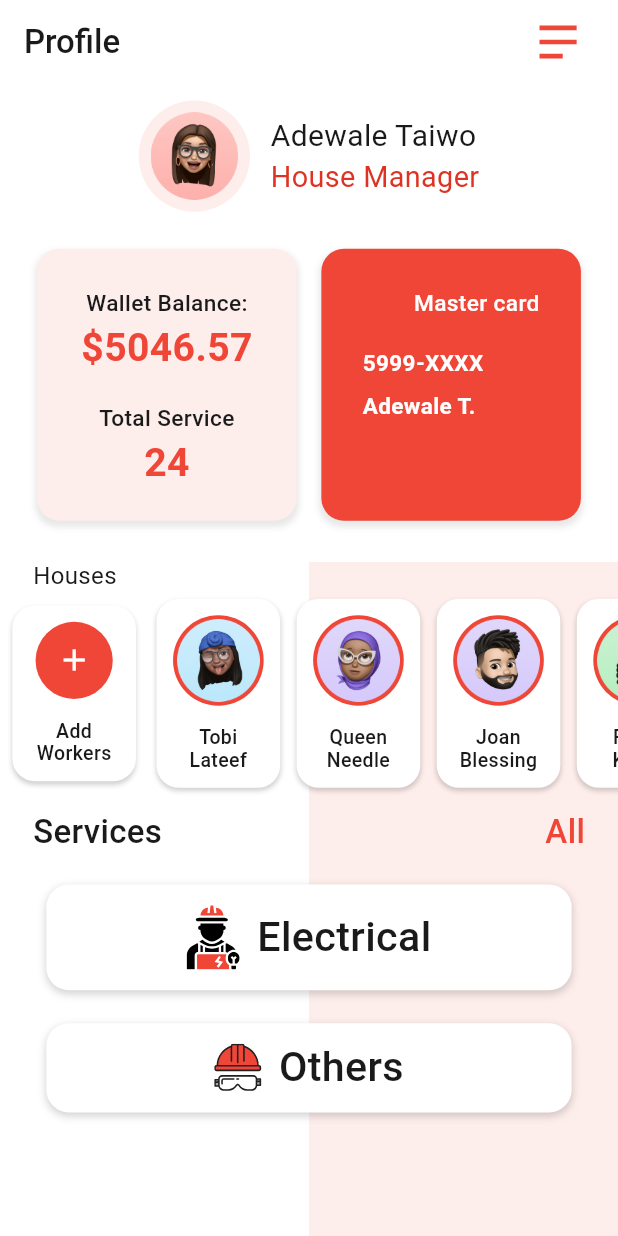
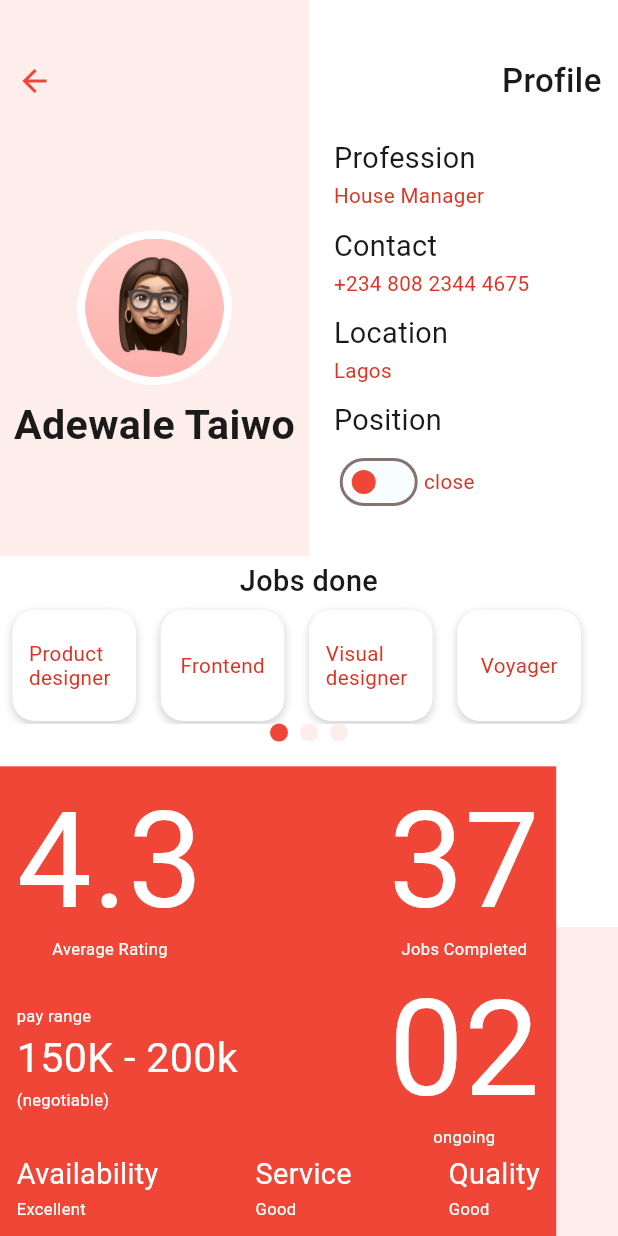
Before and after one commit to TomaMata21/job_profile_page_mobile_UI, a Flutter app: the screen it shows after launch, after a tap on "Adewale Taiwo", on a phone screen of 412 x 824 dp. Run offline on Flutter 3.47's test engine with Material 2 defaults, Android fonts, the light colour scheme and no system bars; drawn by our look-alikes of smooth_page_indicator; our stand-ins replace flutter_svg, gap, sizer; Roboto replaces fonts that are missing (Poppins).

Commit message:
complete profile details screen

```diff
--- /dev/null
+++ b/lib/screens/profile/profile_detail_screen.dart
@@ -0,0 +1,241 @@
+import 'package:flutter/material.dart';
+import 'package:gap/gap.dart';
+import 'package:sizer/sizer.dart';
+import 'package:smooth_page_indicator/smooth_page_indicator.dart';
+
+import '../../utils/constants/assets.dart';
+import '../../utils/constants/data.dart';
+import '../../utils/constants/local_string.dart';
+import '../../utils/theme/app_style.dart';
+import 'widgets/custom_switch_button.dart';
+import 'widgets/detail_info.dart';
+import 'widgets/job_content.dart';
+import 'widgets/line_info.dart';
+import 'widgets/num_item.dart';
+import 'widgets/price_range_item.dart';
+
+class ProfileDetailScreen extends StatefulWidget {
+  const ProfileDetailScreen({super.key});
+
+  @override
+  State<ProfileDetailScreen> createState() => _ProfileDetailScreenState();
+}
+
+class _ProfileDetailScreenState extends State<ProfileDetailScreen> {
+  final controller = PageController();
+  @override
+  Widget build(BuildContext context) {
+    return Scaffold(
+      backgroundColor: $styles.colors.white,
+      body: Stack(
+        children: [
+          Positioned(
+            top: 0,
+            left: 0,
+            right: 50.w,
+            bottom: 55.h,
+            child: Container(
+              decoration: BoxDecoration(
+                color: $styles.colors.lightPrimary,
+              ),
+            ),
+          ),
+          Positioned(
+            top: 5.h,
+            left: 0,
+            right: 0,
+            child: Padding(
+              padding: EdgeInsets.symmetric(horizontal: $styles.insets.xs),
+              child: Row(
+                mainAxisAlignment: MainAxisAlignment.spaceBetween,
+                children: [
+                  InkWell(
+                    onTap: () => Navigator.pop(context),
+                    child: Icon(
+                      Icons.arrow_back,
+                      color: $styles.colors.primary,
+                    ),
+                  ),
+                  Text(
+                    LocalString.profile,
+                    style: $styles.text.bodyLargeBold,
+                  ),
+                ],
+              ),
+            ),
+          ),
+          Positioned(
+            top: 10.h,
+            left: 0,
+            right: 0,
+            bottom: 55.h,
+            child: Row(
+              mainAxisAlignment: MainAxisAlignment.spaceBetween,
+              children: [
+                Expanded(
+                  child: Column(
+                    mainAxisAlignment: MainAxisAlignment.center,
+                    children: [
+                      Container(
+                        height: 25.w,
+                        width: 25.w,
+                        padding: EdgeInsets.all($styles.insets.xxxs),
+                        decoration: BoxDecoration(
+                          color: $styles.colors.white,
+                          shape: BoxShape.circle,
+                        ),
+                        child: Image.asset(
+                          Assets.profile,
+                        ),
+                      ),
+                      Gap($styles.insets.xs),
+                      Text(
+                        user.fullName,
+                        style: $styles.text.headlineMedium,
+                        textAlign: TextAlign.center,
+                      ),
+                    ],
+                  ),
+                ),
+                Expanded(
+                  child: Padding(
+                    padding: EdgeInsets.only(left: $styles.insets.xs),
+                    child: Column(
+                      crossAxisAlignment: CrossAxisAlignment.start,
+                      mainAxisAlignment: MainAxisAlignment.center,
+                      children: [
+                        LineInfo(
+                          label: LocalString.profession,
+                          value: user.profession,
+                        ),
+                        LineInfo(
+                          label: LocalString.contact,
+                          value: user.contact,
+                        ),
+                        LineInfo(
+                          label: LocalString.location,
+                          value: user.location,
+                        ),
+                        CustomSwitchButton(
+                          value: user.position,
+                          label: LocalString.position,
+                          onChanged: (value) => setState(() {
+                            user.position = value;
+                          }),
+                        ),
+                      ],
+                    ),
+                  ),
+                ),
+              ],
+            ),
+          ),
+          Positioned(
+            top: 45.h,
+            left: 0,
+            right: 0,
+            bottom: 40.h,
+            child: Column(
+              children: [
+                Container(
+                  padding: EdgeInsets.symmetric(vertical: $styles.insets.xxxs),
+                  child: Text(
+                    LocalString.jobsDone,
+                    textAlign: TextAlign.center,
+                    style: $styles.text.titleSmall,
+                  ),
+                ),
+                Expanded(
+                  child: PageView(
+                    scrollDirection: Axis.horizontal,
+                    controller: controller,
+                    physics: const BouncingScrollPhysics(),
+                    children: List.generate(3, (index) => const JobContent()),
+                  ),
+                ),
+                // Container(),
+                SmoothPageIndicator(
+                  controller: controller,
+                  count: 3,
+                  effect: WormEffect(
+                    activeDotColor: $styles.colors.primary,
+                    dotColor: $styles.colors.lightPrimary,
+                    dotWidth: 12,
+                    dotHeight: 12,
+                  ),
+                )
+              ],
+            ),
+          ),
+          Positioned(
+            top: 75.h,
+            left: 0,
+            right: 0,
+            bottom: 0,
+            child: Container(
+              color: $styles.colors.lightPrimary,
+            ),
+          ),
+          Positioned(
+            top: 62.h,
+            left: 0,
+            right: 10.w,
+            bottom: 0,
+            child: Container(
+              color: $styles.colors.primary,
+              padding: EdgeInsets.symmetric(
+                horizontal: $styles.insets.xs,
+                vertical: $styles.insets.xs,
+              ),
+              child: Column(
+                mainAxisAlignment: MainAxisAlignment.spaceBetween,
+                children: [
+                  Row(
+                    mainAxisAlignment: MainAxisAlignment.spaceBetween,
+                    children: [
+                      NumItem(
+                        value: statistics.average.toString(),
+                        label: LocalString.averageRating,
+                      ),
+                      NumItem(
+                        value: statistics.completed.toString(),
+                        label: LocalString.jobCompleted,
+                      ),
+                    ],
+                  ),
+                  Row(
+                    mainAxisAlignment: MainAxisAlignment.spaceBetween,
+                    children: [
+                      const PayRangePrice(),
+                      NumItem(
+                        value: "0${statistics.onGoing.toString()}",
+                        label: LocalString.onGoing,
+                      ),
+                    ],
+                  ),
+                  Row(
+                    mainAxisAlignment: MainAxisAlignment.spaceBetween,
+                    children: [
+                      DetailsInfo(
+                        label: LocalString.availability,
+                        value: statistics.availability,
+                      ),
+                      DetailsInfo(
+                        label: LocalString.service,
+                        value: statistics.service,
+                      ),
+                      DetailsInfo(
+                        label: LocalString.quality,
+                        value: statistics.quality,
+                      ),
+                    ],
+                  ),
+                ],
+              ),
+            ),
+          ),
+        ],
+      ),
+    );
+  }
+}
--- /dev/null
+++ b/lib/screens/profile/widgets/custom_switch_button.dart
@@ -0,0 +1,51 @@
+import 'package:flutter/material.dart';
+import 'package:gap/gap.dart';
+
+import '../../../utils/theme/app_style.dart';
+
+class CustomSwitchButton extends StatelessWidget {
+  const CustomSwitchButton({
+    super.key,
+    required this.label,
+    required this.value,
+    this.onChanged,
+  });
+
+  final String label;
+  final bool value;
+  final void Function(bool)? onChanged;
+
+  @override
+  Widget build(BuildContext context) {
+    return Container(
+      padding: EdgeInsets.symmetric(horizontal: $styles.insets.xxxs),
+      margin: EdgeInsets.only(bottom: $styles.insets.s),
+      child: Column(
+        mainAxisSize: MainAxisSize.min,
+        crossAxisAlignment: CrossAxisAlignment.start,
+        children: [
+          Text(
+            label,
+            style: $styles.text.bodyMedium,
+          ),
+          Gap($styles.insets.xxxs),
+          Row(
+            children: [
+              Switch(
+                value: value,
+                onChanged: onChanged,
+                inactiveThumbColor: $styles.colors.primary,
+              ),
+              Text(
+                value ? "open" : "close",
+                style: $styles.text.bodySmall.copyWith(
+                  color: $styles.colors.primaryText,
+                ),
+              ),
+            ],
+          ),
+        ],
+      ),
+    );
+  }
+}
--- /dev/null
+++ b/lib/screens/profile/widgets/detail_info.dart
@@ -0,0 +1,34 @@
+import 'package:flutter/material.dart';
+import 'package:gap/gap.dart';
+
+import '../../../utils/constants/data.dart';
+import '../../../utils/constants/local_string.dart';
+import '../../../utils/theme/app_style.dart';
+
+class DetailsInfo extends StatelessWidget {
+  const DetailsInfo({super.key, required this.label, required this.value,});
+
+  final String label;
+  final String value;
+
+  @override
+  Widget build(BuildContext context) {
+    return Column(
+      mainAxisSize: MainAxisSize.min,
+      crossAxisAlignment: CrossAxisAlignment.start,
+      children: [
+        Text(
+          label,
+          style: $styles.text.bodyMedium.copyWith(
+            color: $styles.colors.white,
+          ),
+        ),
+        Gap($styles.insets.xxxs),
+        Text(
+          value,
+          style: $styles.text.labelSmall,
+        ),
+      ],
+    );
+  }
+}
--- /dev/null
+++ b/lib/screens/profile/widgets/job_content.dart
@@ -0,0 +1,47 @@
+import 'package:flutter/material.dart';
+import 'package:sizer/sizer.dart';
+
+import '../../../utils/constants/data.dart';
+import '../../../utils/theme/app_style.dart';
+
+
+class JobContent extends StatelessWidget {
+  const JobContent({super.key});
+
+  @override
+  Widget build(BuildContext context) {
+    return Row(
+      children: jobs
+          .map(
+            (e) => Container(
+          width: 20.w,
+          height: 18.w,
+          padding: EdgeInsets.all($styles.insets.xs),
+          margin: EdgeInsets.symmetric(
+            horizontal: $styles.insets.xxs,
+          ),
+          decoration: BoxDecoration(
+              color: $styles.colors.white,
+              borderRadius: BorderRadius.circular(15),
+              boxShadow: [
+                BoxShadow(
+                  color:
+                  $styles.colors.black.withOpacity(0.2),
+                  offset: const Offset(0, 2),
+                  blurRadius: 4,
+                ),
+              ]),
+          child: Center(
+            child: Text(
+              e,
+              style: $styles.text.bodySmall.copyWith(
+                color: $styles.colors.primaryText,
+              ),
+            ),
+          ),
+        ),
+      )
+          .toList(),
+    );
+  }
+}
--- /dev/null
+++ b/lib/screens/profile/widgets/line_info.dart
@@ -0,0 +1,40 @@
+import 'package:flutter/material.dart';
+import 'package:gap/gap.dart';
+
+import '../../../utils/theme/app_style.dart';
+
+class LineInfo extends StatelessWidget {
+  const LineInfo({
+    super.key,
+    required this.label,
+    required this.value,
+  });
+
+  final String label;
+  final String value;
+
+  @override
+  Widget build(BuildContext context) {
+    return Container(
+      padding: EdgeInsets.symmetric(horizontal: $styles.insets.xxxs),
+      margin: EdgeInsets.only(bottom: $styles.insets.s),
+      child: Column(
+        mainAxisSize: MainAxisSize.min,
+        crossAxisAlignment: CrossAxisAlignment.start,
+        children: [
+          Text(
+            label,
+            style: $styles.text.bodyMedium,
+          ),
+          Gap($styles.insets.xxxs),
+          Text(
+            value,
+            style: $styles.text.bodySmall.copyWith(
+              color: $styles.colors.primaryText,
+            ),
+          ),
+        ],
+      ),
+    );
+  }
+}
--- /dev/null
+++ b/lib/screens/profile/widgets/num_item.dart
@@ -0,0 +1,28 @@
+import 'package:flutter/material.dart';
+
+import '../../../utils/theme/app_style.dart';
+
+class NumItem extends StatelessWidget {
+  const NumItem({super.key, required this.label, required this.value});
+  final String label;
+  final String value;
+
+  @override
+  Widget build(BuildContext context) {
+    return Column(
+      mainAxisSize: MainAxisSize.min,
+      mainAxisAlignment: MainAxisAlignment.center,
+      crossAxisAlignment: CrossAxisAlignment.center,
+      children: [
+        Text(
+          value,
+          style: $styles.text.numStyle,
+        ),
+        Text(
+          label,
+          style: $styles.text.labelSmall,
+        ),
+      ],
+    );
+  }
+}
--- /dev/null
+++ b/lib/screens/profile/widgets/price_range_item.dart
@@ -0,0 +1,36 @@
+import 'package:flutter/material.dart';
+
+import '../../../utils/constants/data.dart';
+import '../../../utils/constants/local_string.dart';
+import '../../../utils/theme/app_style.dart';
+
+class PayRangePrice extends StatelessWidget {
+  const PayRangePrice({super.key});
+
+  @override
+  Widget build(BuildContext context) {
+    return  Column(
+      mainAxisSize: MainAxisSize.min,
+      crossAxisAlignment: CrossAxisAlignment.start,
+      children: [
+        Text(
+          LocalString.payRange,
+          style: $styles.text.labelSmall,
+        ),
+        Padding(
+          padding:  EdgeInsets.symmetric(vertical: $styles.insets.xxxs),
+          child: Text(
+            statistics.range,
+            style: $styles.text.numStyleLight.copyWith(
+              color: $styles.colors.white,
+            ),
+          ),
+        ),
+        Text(
+          LocalString.negotiable,
+          style: $styles.text.labelSmall,
+        ),
+      ],
+    );
+  }
+}
--- a/lib/screens/profile/widgets/user_profile.dart
+++ b/lib/screens/profile/widgets/user_profile.dart
@@ -5,6 +5,7 @@ import 'package:sizer/sizer.dart';
 import '../../../utils/constants/assets.dart';
 import '../../../utils/constants/data.dart';
 import '../../../utils/theme/app_style.dart';
+import '../profile_detail_screen.dart';
 
 class UserProfile extends StatelessWidget {
   const UserProfile({super.key});
@@ -12,7 +13,14 @@ class UserProfile extends StatelessWidget {
   @override
   Widget build(BuildContext context) {
     return InkWell(
-      onTap: () {},
+      onTap: () {
+        Navigator.push(
+          context,
+          MaterialPageRoute(
+            builder: (context) => const ProfileDetailScreen(),
+          ),
+        );
+      },
       child: Padding(
         padding: EdgeInsets.symmetric(
             vertical: $styles.insets.xs, horizontal: $styles.insets.s),
--- a/lib/utils/constants/data.dart
+++ b/lib/utils/constants/data.dart
@@ -1,4 +1,6 @@
+
 import '../../models/service.dart';
+import '../../models/statistics.dart';
 import '../../models/user.dart';
 import '../../models/wallet.dart';
 import 'assets.dart';
@@ -25,3 +27,4 @@ final services = [
 
 final user = User(profession: "House Manager");
 final wallet = Wallet();
+final statistics = Statistics();
--- a/lib/utils/constants/local_string.dart
+++ b/lib/utils/constants/local_string.dart
@@ -21,4 +21,5 @@ class LocalString {
   static const String totalService = "Total Service";
   static const String masterCard = "Master Card";
   static const String addWorkers = "Add Workers";
+  static const String jobCompleted = "Jobs Completed";
 }
--- a/lib/utils/theme/app_style.dart
+++ b/lib/utils/theme/app_style.dart
@@ -28,7 +28,7 @@ class AppText {
   );
   late final headlineMedium = TextStyle(
     color: $styles.colors.black,
-    fontSize: 24.sp,
+    fontSize: 20.sp,
     fontFamily: 'Poppins',
     fontWeight: FontWeight.w600,
     height: 0,
@@ -103,6 +103,13 @@ class AppText {
     fontWeight: FontWeight.w600,
     height: 0,
   );
+  late final numStyleLight = TextStyle(
+    color: $styles.colors.primary,
+    fontSize: 20.sp,
+    fontFamily: 'Poppins',
+    fontWeight: FontWeight.w400,
+    height: 0,
+  );
 
   late final labelLarge = TextStyle(
     color: $styles.colors.white,
```
Also changed, not shown: pubspec.yaml (+0 -13 lines).
